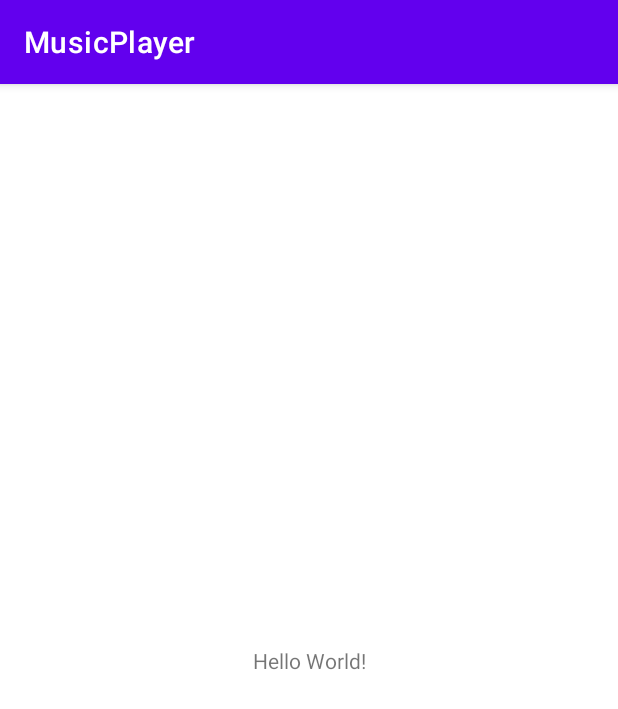
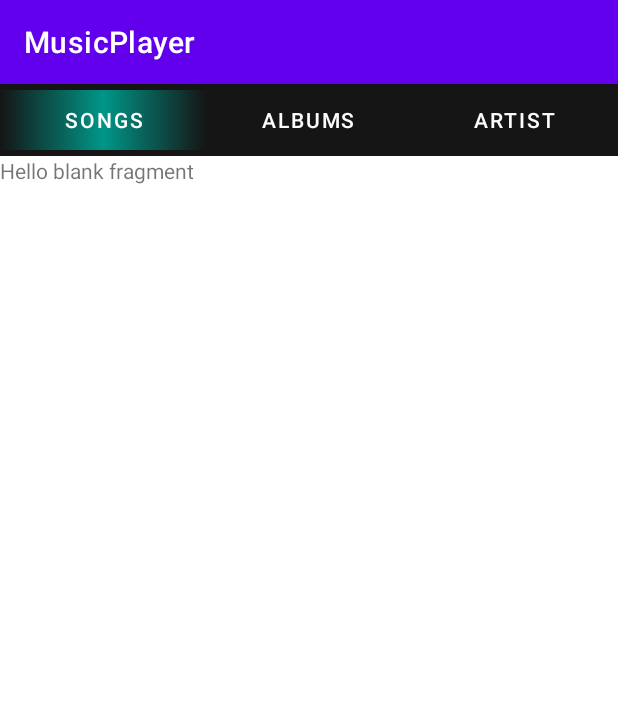
Before and after one commit to FaribaDarvishian/MusicPlayer, an Android app: the screen it shows after launch (MainActivity), on a phone screen of 412 x 824 dp. Shown: the top 709 px of the screen. Run offline under Robolectric (Android 15) with nearby library versions, the phone set to English and light mode, and no system bars.

Commit message:
-design base page (add tabLayout) - add 3 fragment :    *SongsFragment    *AlbumFragment    *ArtistFragment -add tab indicator for good UI

```diff
--- a/app/build.gradle
+++ b/app/build.gradle
@@ -33,6 +33,7 @@ dependencies {
     implementation 'androidx.appcompat:appcompat:1.2.0'
     implementation 'com.google.android.material:material:1.2.1'
     implementation 'androidx.constraintlayout:constraintlayout:2.0.4'
+    implementation 'androidx.legacy:legacy-support-v4:1.0.0'
     testImplementation 'junit:junit:4.+'
     androidTestImplementation 'androidx.test.ext:junit:1.1.2'
     androidTestImplementation 'androidx.test.espresso:espresso-core:3.3.0'
--- /dev/null
+++ b/app/src/main/java/com/example/musicplayer/AlbumFragment.java
@@ -0,0 +1,26 @@
+package com.example.musicplayer;
+
+import android.os.Bundle;
+
+import androidx.fragment.app.Fragment;
+
+import android.view.LayoutInflater;
+import android.view.View;
+import android.view.ViewGroup;
+
+public class AlbumFragment extends Fragment {
+
+
+    public AlbumFragment() {
+        // Required empty public constructor
+    }
+
+
+    @Override
+    public View onCreateView(LayoutInflater inflater, ViewGroup container,
+                             Bundle savedInstanceState) {
+        // Inflate the layout for this fragment
+        View view =inflater.inflate(R.layout.fragment_album, container, false);
+        return view;
+    }
+}
--- /dev/null
+++ b/app/src/main/java/com/example/musicplayer/ArtistsFragment.java
@@ -0,0 +1,28 @@
+package com.example.musicplayer;
+
+import android.os.Bundle;
+
+import androidx.fragment.app.Fragment;
+
+import android.view.LayoutInflater;
+import android.view.View;
+import android.view.ViewGroup;
+
+
+public class ArtistsFragment extends Fragment {
+
+
+    public ArtistsFragment() {
+        // Required empty public constructor
+    }
+
+
+
+    @Override
+    public View onCreateView(LayoutInflater inflater, ViewGroup container,
+                             Bundle savedInstanceState) {
+        // Inflate the layout for this fragment
+        View view = inflater.inflate(R.layout.fragment_artists, container, false);
+        return view;
+    }
+}
--- a/app/src/main/java/com/example/musicplayer/MainActivity.java
+++ b/app/src/main/java/com/example/musicplayer/MainActivity.java
@@ -1,8 +1,18 @@
 package com.example.musicplayer;
 
+import androidx.annotation.NonNull;
+import androidx.annotation.Nullable;
 import androidx.appcompat.app.AppCompatActivity;
+import androidx.fragment.app.Fragment;
+import androidx.fragment.app.FragmentManager;
+import androidx.fragment.app.FragmentPagerAdapter;
+import androidx.viewpager.widget.ViewPager;
 
 import android.os.Bundle;
+
+import com.google.android.material.tabs.TabLayout;
+
+import java.util.ArrayList;
 
 public class MainActivity extends AppCompatActivity {
 
@@ -10,5 +20,51 @@ public class MainActivity extends AppCompatActivity {
     protected void onCreate(Bundle savedInstanceState) {
         super.onCreate(savedInstanceState);
         setContentView(R.layout.activity_main);
+        initViewPager();
+    }
+
+    private void initViewPager() {
+        ViewPager  viewPager = findViewById(R.id.viewPager);
+        TabLayout tabLayout = findViewById(R.id.tab_layout);
+        ViewPagerAdapter viewPagerAdapter = new ViewPagerAdapter(getSupportFragmentManager());
+        viewPagerAdapter.addFragments(new SongsFragment(),"Songs");
+        viewPagerAdapter.addFragments(new AlbumFragment(),"Albums");
+        viewPagerAdapter.addFragments(new Fragment(),"Artist");
+        viewPager.setAdapter(viewPagerAdapter);
+        tabLayout.setupWithViewPager(viewPager);
+
+    }
+    public  static  class ViewPagerAdapter extends FragmentPagerAdapter{
+        private ArrayList<Fragment> fragments;
+        private ArrayList<String> titles;
+
+        public ViewPagerAdapter(@NonNull FragmentManager fm) {
+            super(fm);
+            this.fragments = new ArrayList<>();
+            this.titles = new ArrayList<>();
+        }
+
+        void addFragments(Fragment fragment , String title)
+        {
+            fragments.add(fragment);
+            titles.add(title);
+        }
+
+        @NonNull
+        @Override
+        public Fragment getItem(int position) {
+            return fragments.get(position);
+        }
+
+        @Override
+        public int getCount() {
+            return fragments.size();
+        }
+
+        @Nullable
+        @Override
+        public CharSequence getPageTitle(int position) {
+            return titles.get(position);
+        }
     }
 }
--- /dev/null
+++ b/app/src/main/java/com/example/musicplayer/SongsFragment.java
@@ -0,0 +1,26 @@
+package com.example.musicplayer;
+
+import android.os.Bundle;
+
+import androidx.fragment.app.Fragment;
+
+import android.view.LayoutInflater;
+import android.view.View;
+import android.view.ViewGroup;
+
+public class SongsFragment extends Fragment {
+
+
+    public SongsFragment() {
+        // Required empty public constructor
+    }
+
+
+    @Override
+    public View onCreateView(LayoutInflater inflater, ViewGroup container,
+                             Bundle savedInstanceState) {
+        // Inflate the layout for this fragment
+        View view = inflater.inflate(R.layout.fragment_songs, container, false);
+        return view;
+    }
+}
--- /dev/null
+++ b/app/src/main/res/drawable/tab_indicator.xml
@@ -0,0 +1,4 @@
+<?xml version="1.0" encoding="utf-8"?>
+<shape xmlns:android="http://schemas.android.com/apk/res/android">
+    <gradient android:centerColor="@color/colorPrimaryDark" android:angle="0"/>
+</shape>
--- a/app/src/main/res/layout/activity_main.xml
+++ b/app/src/main/res/layout/activity_main.xml
@@ -1,18 +1,27 @@
 <?xml version="1.0" encoding="utf-8"?>
-<androidx.constraintlayout.widget.ConstraintLayout xmlns:android="http://schemas.android.com/apk/res/android"
+<LinearLayout xmlns:android="http://schemas.android.com/apk/res/android"
     xmlns:app="http://schemas.android.com/apk/res-auto"
     xmlns:tools="http://schemas.android.com/tools"
     android:layout_width="match_parent"
     android:layout_height="match_parent"
+    android:orientation="vertical"
     tools:context=".MainActivity">
 
-    <TextView
-        android:layout_width="wrap_content"
+    <com.google.android.material.tabs.TabLayout
+        android:layout_width="match_parent"
         android:layout_height="wrap_content"
-        android:text="Hello World!"
-        app:layout_constraintBottom_toBottomOf="parent"
-        app:layout_constraintLeft_toLeftOf="parent"
-        app:layout_constraintRight_toRightOf="parent"
-        app:layout_constraintTop_toTopOf="parent" />
+        android:background="@color/colorPrimaryDark"
+        android:id="@+id/tab_layout"
+        app:tabIndicatorFullWidth="true"
+        app:tabIndicatorGravity="center"
+        app:tabTextColor="@color/colorAccent"
+        app:tabIndicatorHeight="40dp"
+        app:tabIndicatorColor="#009688"
+        app:tabIndicator="@drawable/tab_indicator"/>
 
-</androidx.constraintlayout.widget.ConstraintLayout>
+    <androidx.viewpager.widget.ViewPager
+        android:layout_width="match_parent"
+        android:layout_height="match_parent"
+        android:id="@+id/viewPager"/>
+
+</LinearLayout>
--- /dev/null
+++ b/app/src/main/res/layout/fragment_album.xml
@@ -0,0 +1,14 @@
+<?xml version="1.0" encoding="utf-8"?>
+<FrameLayout xmlns:android="http://schemas.android.com/apk/res/android"
+    xmlns:tools="http://schemas.android.com/tools"
+    android:layout_width="match_parent"
+    android:layout_height="match_parent"
+    tools:context=".AlbumFragment">
+
+    <!-- TODO: Update blank fragment layout -->
+    <TextView
+        android:layout_width="match_parent"
+        android:layout_height="match_parent"
+        android:text="@string/hello_blank_fragment" />
+
+</FrameLayout>
--- /dev/null
+++ b/app/src/main/res/layout/fragment_artists.xml
@@ -0,0 +1,14 @@
+<?xml version="1.0" encoding="utf-8"?>
+<FrameLayout xmlns:android="http://schemas.android.com/apk/res/android"
+    xmlns:tools="http://schemas.android.com/tools"
+    android:layout_width="match_parent"
+    android:layout_height="match_parent"
+    tools:context=".ArtistsFragment">
+
+    <!-- TODO: Update blank fragment layout -->
+    <TextView
+        android:layout_width="match_parent"
+        android:layout_height="match_parent"
+        android:text="@string/hello_blank_fragment" />
+
+</FrameLayout>
--- /dev/null
+++ b/app/src/main/res/layout/fragment_songs.xml
@@ -0,0 +1,14 @@
+<?xml version="1.0" encoding="utf-8"?>
+<FrameLayout xmlns:android="http://schemas.android.com/apk/res/android"
+    xmlns:tools="http://schemas.android.com/tools"
+    android:layout_width="match_parent"
+    android:layout_height="match_parent"
+    tools:context=".SongsFragment">
+
+    <!-- TODO: Update blank fragment layout -->
+    <TextView
+        android:layout_width="match_parent"
+        android:layout_height="match_parent"
+        android:text="@string/hello_blank_fragment" />
+
+</FrameLayout>
--- a/app/src/main/res/values/colors.xml
+++ b/app/src/main/res/values/colors.xml
@@ -7,4 +7,7 @@
     <color name="teal_700">#FF018786</color>
     <color name="black">#FF000000</color>
     <color name="white">#FFFFFFFF</color>
+    <color name="colorPrimaryDark">#151515</color>
+    <color name="colorPrimaryLight">#FFFFFF</color>
+    <color name="colorAccent">#FCFDFD</color>
 </resources>
--- a/app/src/main/res/values/strings.xml
+++ b/app/src/main/res/values/strings.xml
@@ -1,3 +1,5 @@
 <resources>
     <string name="app_name">MusicPlayer</string>
+    <!-- TODO: Remove or change this placeholder text -->
+    <string name="hello_blank_fragment">Hello blank fragment</string>
 </resources>
```
